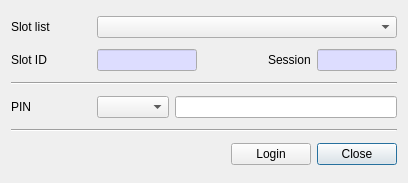
This is CryptokiMan/login_dlg.ui in jykim74/CryptokiMan as Qt 5 draws it before an edit. The edited form follows.
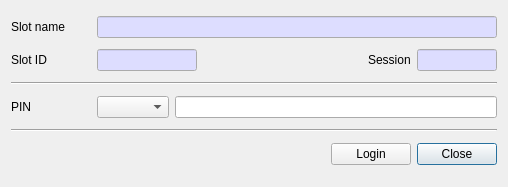
This is the edited form.

Commit message: Slot List 를 모두 Slot Name 변경

```diff
--- a/CryptokiMan/login_dlg.ui
+++ b/CryptokiMan/login_dlg.ui
@@ -6,35 +6,22 @@
    <rect>
     <x>0</x>
     <y>0</y>
-    <width>406</width>
-    <height>183</height>
+    <width>506</width>
+    <height>187</height>
    </rect>
   </property>
+  <property name="minimumSize">
+   <size>
+    <width>0</width>
+    <height>0</height>
+   </size>
+  </property>
   <property name="windowTitle">
    <string>Login</string>
   </property>
   <layout class="QVBoxLayout" name="verticalLayout">
    <item>
-    <layout class="QGridLayout" name="gridLayout_2">
-     <property name="topMargin">
-      <number>0</number>
-     </property>
-     <item row="0" column="1">
-      <widget class="QComboBox" name="mSlotsCombo">
-       <property name="sizePolicy">
-        <sizepolicy hsizetype="Preferred" vsizetype="Fixed">
-         <horstretch>1</horstretch>
-         <verstretch>0</verstretch>
-        </sizepolicy>
-       </property>
-       <property name="minimumSize">
-        <size>
-         <width>300</width>
-         <height>0</height>
-        </size>
-       </property>
-      </widget>
-     </item>
+    <layout class="QGridLayout" name="gridLayout_3">
      <item row="0" column="0">
       <widget class="QLabel" name="label">
        <property name="minimumSize">
@@ -44,7 +31,47 @@
         </size>
        </property>
        <property name="text">
-        <string>Slot list</string>
+        <string>Slot name</string>
+       </property>
+      </widget>
+     </item>
+     <item row="0" column="1">
+      <widget class="QLineEdit" name="mSlotNameText">
+       <property name="minimumSize">
+        <size>
+         <width>400</width>
+         <height>0</height>
+        </size>
+       </property>
+       <property name="palette">
+        <palette>
+         <active>
+          <colorrole role="Base">
+           <brush brushstyle="SolidPattern">
+            <color alpha="255">
+             <red>221</red>
+             <green>221</green>
+             <blue>255</blue>
+            </color>
+           </brush>
+          </colorrole>
+         </active>
+         <inactive>
+          <colorrole role="Base">
+           <brush brushstyle="SolidPattern">
+            <color alpha="255">
+             <red>221</red>
+             <green>221</green>
+             <blue>255</blue>
+            </color>
+           </brush>
+          </colorrole>
+         </inactive>
+         <disabled/>
+        </palette>
+       </property>
+       <property name="readOnly">
+        <bool>true</bool>
        </property>
       </widget>
      </item>
@@ -228,7 +255,14 @@
       </widget>
      </item>
      <item row="0" column="2">
-      <widget class="QLineEdit" name="mPinText"/>
+      <widget class="QLineEdit" name="mPinText">
+       <property name="minimumSize">
+        <size>
+         <width>200</width>
+         <height>0</height>
+        </size>
+       </property>
+      </widget>
      </item>
      <item row="0" column="1">
       <widget class="QComboBox" name="mTypeCombo"/>
```
Left out of the diff: 1 changed line with no effect on the pictures. The commit also changes 116 other files.
